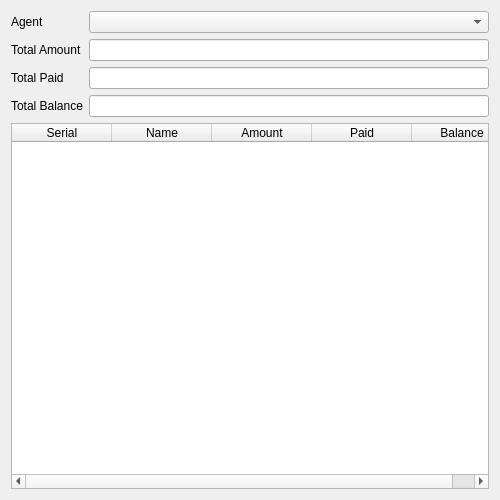
Before: the Qt Designer form forms/DaybookAgentDialog.ui in alanhaggai/Daily-Collection, drawn with Qt 5.
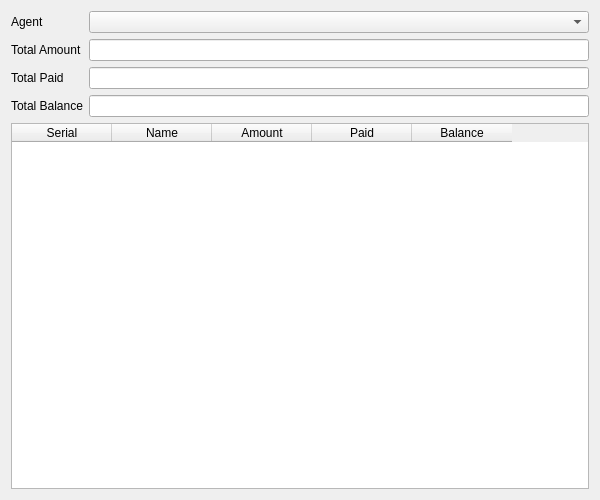
After: the same form once the commit is applied.

```diff
--- a/forms/DaybookAgentDialog.ui
+++ b/forms/DaybookAgentDialog.ui
@@ -6,13 +6,13 @@
    <rect>
     <x>0</x>
     <y>0</y>
-    <width>500</width>
+    <width>600</width>
     <height>500</height>
    </rect>
   </property>
   <property name="minimumSize">
    <size>
-    <width>500</width>
+    <width>600</width>
     <height>500</height>
    </size>
   </property>
```
